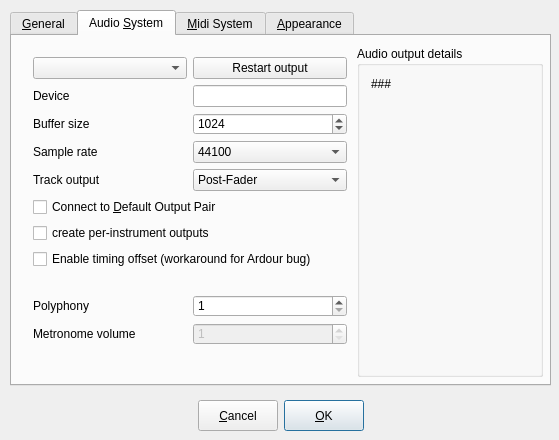
hydrogen-music/hydrogen, file gui/src/UI/PreferencesDialog_UI.ui: the form before one commit.
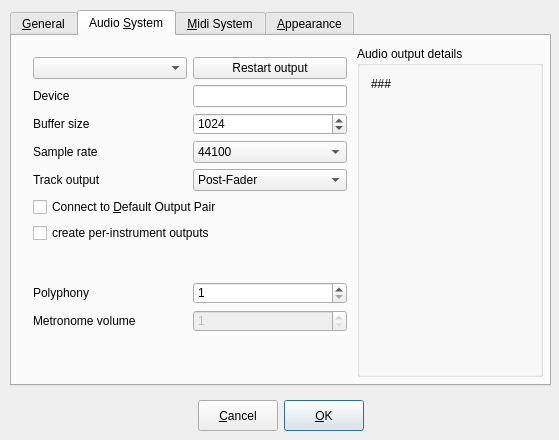
The form after the commit. The open tabs and pages were chosen to show the change. Custom widgets are drawn as their Qt base class.

What changed in the file:
```diff
--- a/gui/src/UI/PreferencesDialog_UI.ui
+++ b/gui/src/UI/PreferencesDialog_UI.ui
@@ -453,13 +453,6 @@
           </property>
          </widget>
         </item>
-        <item>
-         <widget class="QCheckBox" name="ardourTransportWorkaround" >
-          <property name="text" >
-           <string>Enable timing offset (workaround for Ardour bug)</string>
-          </property>
-         </widget>
-        </item>
        </layout>
       </item>
       <item>
@@ -914,7 +907,7 @@
    </widget>
   </widget>
  </widget>
- <layoutdefault spacing="6" margin="11" />
+ <layoutdefault spacing="6" margin="11"/>
  <customwidgets>
   <customwidget>
    <class>MidiTable</class>
```
Left out of the diff: 503 changed lines with no effect on the pictures.
